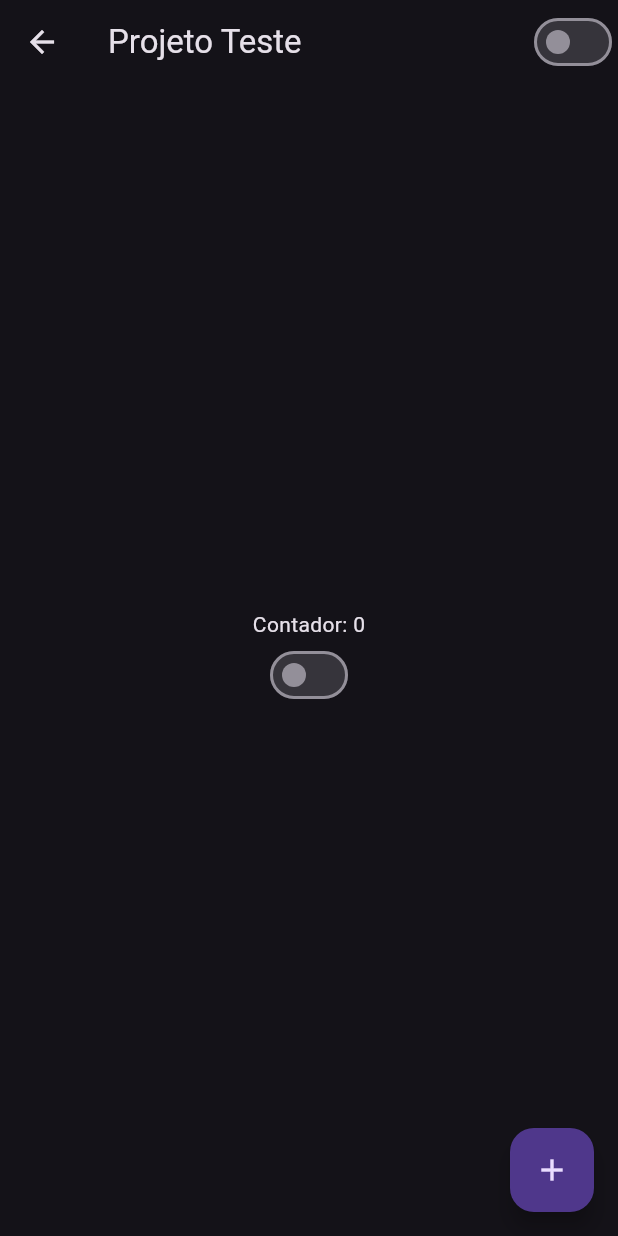
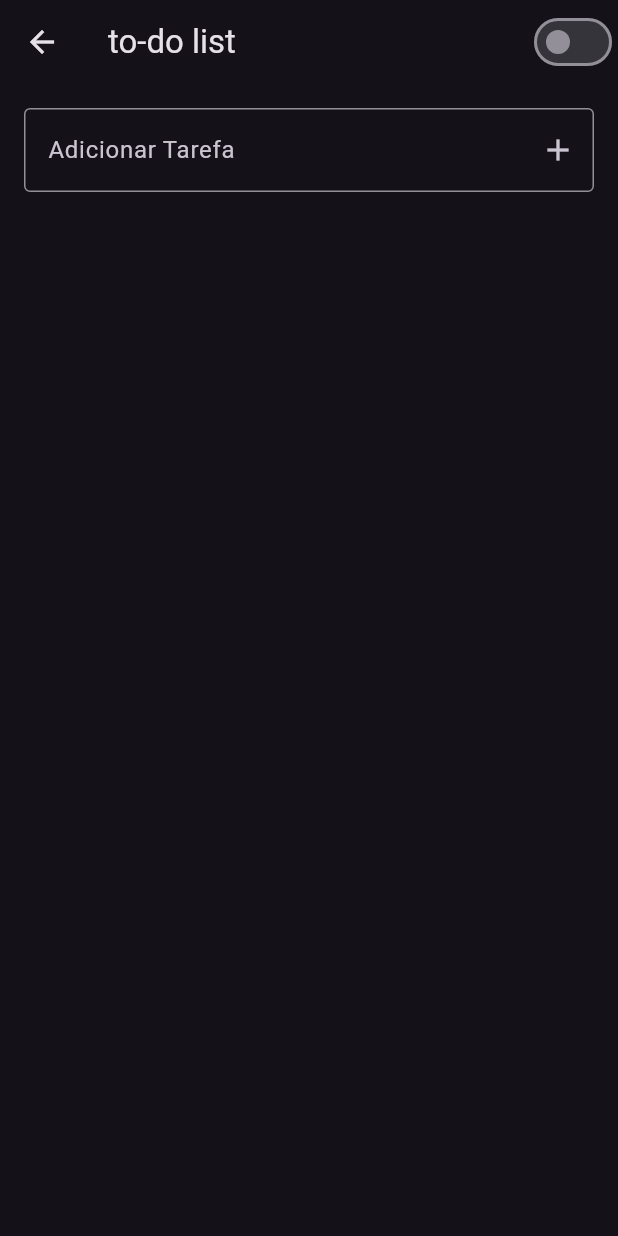
Before and after one commit to Kevinxzzz/projeto-flutter, a Flutter app: the HomePage screen opened directly, on a phone screen of 412 x 824 dp. Run offline on Flutter 3.47's test engine with Material 3 defaults, Android fonts, the phone set to English and light mode, and no system bars.

Commit message:
feat: to-do list in front

```diff
--- a/lib/home_page.dart
+++ b/lib/home_page.dart
@@ -14,33 +14,9 @@ class HomePageState extends State<HomePage> {
   @override
   Widget build(BuildContext context) {
     return Scaffold(
-      appBar: AppBar(
-        title: Text("Projeto Teste"),
-        actions: [
-          CustomSwitch(),
-        ],
-      ),
+      appBar: AppBar(title: Text("to-do list"), actions: [CustomSwitch()]),
 
-      body: Container(
-        width: double.infinity,
-        height: double.infinity,
-        child: Column(
-          mainAxisAlignment: MainAxisAlignment.center,
-          children: [
-            Text("Contador: $counter"),
-            CustomSwitch(),
-          ],
-        ),
-      ),
-
-      floatingActionButton: FloatingActionButton(
-        child: Icon(Icons.add),
-        onPressed: () {
-          setState(() {
-            counter++;
-          });
-        },
-      ),
+      body: ToDoList(),
     );
   }
 }
@@ -56,3 +32,63 @@ class CustomSwitch extends StatelessWidget {
     );
   }
 }
+
+class ToDoList extends StatefulWidget {
+  @override
+  _TodoListState createState() => _TodoListState();
+}
+
+class _TodoListState extends State<ToDoList> {
+  final TextEditingController _controller = TextEditingController();
+  List<String> tasks = [];
+  @override
+  Widget build(BuildContext context) {
+    return Padding(
+      padding: const EdgeInsets.all(16.0),
+      child: Column(
+        children: [
+          TextField(
+            controller: _controller,
+            decoration: InputDecoration(
+              labelText: "Adicionar Tarefa",
+              border: OutlineInputBorder(),
+              suffixIcon: IconButton(
+                icon: Icon(Icons.add),
+                onPressed: () {
+                  if (_controller.text.trim().isEmpty) return;
+
+                  setState(() {
+                    tasks.add(_controller.text.trim());
+                  });
+                  _controller.clear();
+                },
+              ),
+            ),
+          ),
+          SizedBox(height: 20),
+
+          Expanded(
+            child: ListView.builder(
+              itemCount: tasks.length,
+              itemBuilder: (context, index) {
+                return Card(
+                  child: ListTile(
+                    title: Text(tasks[index]),
+                    trailing: IconButton(
+                      icon: Icon(Icons.delete, color: Colors.red),
+                      onPressed: () {
+                        setState(() {
+                          tasks.removeAt(index);
+                        });
+                      },
+                    ),
+                  ),
+                );
+              },
+            ),
+          ),
+        ],
+      ),
+    );
+  }
+}
```
Also changed, not shown: lib/login_page.dart (+18 -1 lines).
